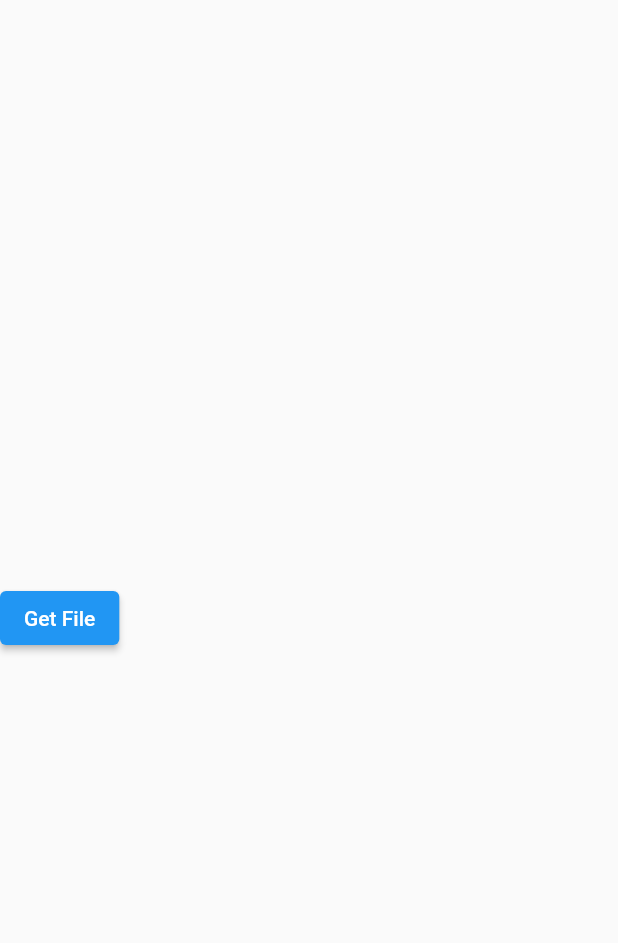
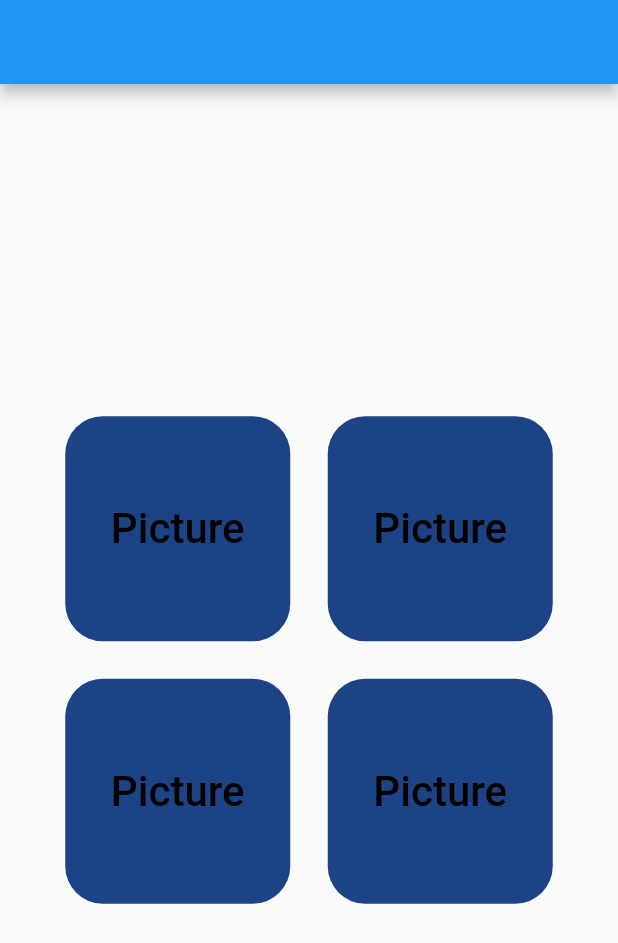
Before and after one commit to mes71/file_picker_example, a Flutter app: the screen it shows after launch, on a phone screen of 412 x 824 dp. Shown: the top 943 px of the screen. Run offline on Flutter 3.47's test engine with Material 2 defaults, Android fonts, the phone set to English and light mode, and no system bars; our stand-ins replace file_picker.

```diff
--- a/lib/main.dart
+++ b/lib/main.dart
@@ -1,4 +1,4 @@
-import 'package:file_picker_example/ui/home.dart';
+import 'package:file_picker_example/ui/home/homeScreen.dart';
 import 'package:flutter/material.dart';
 
 void main() {
--- a/lib/ui/home.dart
+++ b/lib/ui/home.dart
@@ -1,3 +1,4 @@
+/*
 import 'dart:developer';
 import 'dart:io';
 
@@ -60,3 +61,4 @@ class _HomeScreenState extends State<HomeScreen> {
     log(res.type.name);
   }
 }
+*/
--- /dev/null
+++ b/lib/ui/home/homeScreen.dart
@@ -0,0 +1,109 @@
+import 'dart:math';
+
+import 'package:file_picker/file_picker.dart';
+import 'package:file_picker_example/ui/widget/image_viewer.dart';
+import 'package:flutter/material.dart';
+
+class HomeScreen extends StatefulWidget {
+  const HomeScreen({Key? key}) : super(key: key);
+
+  @override
+  State<HomeScreen> createState() => _HomeScreenState();
+}
+
+class _HomeScreenState extends State<HomeScreen> {
+  @override
+  Widget build(BuildContext context) {
+    return Scaffold(
+        appBar: AppBar(),
+        body: Container(
+          alignment: Alignment.center,
+          child: Wrap(runSpacing: 25, spacing: 25, children: [
+            //this section for chose picture
+            Container(
+              width: 150,
+              height: 150,
+              decoration: BoxDecoration(
+                  color: Color((Random().nextDouble() * 0xFFFFFF).toInt())
+                      .withOpacity(1.0),
+                  borderRadius: BorderRadius.circular(25)),
+              child: Center(
+                child: TextButton(
+                    onPressed: () async {
+                      FilePickerResult? result = await FilePicker.platform
+                          .pickFiles(
+                              allowMultiple: true,
+                              allowCompression: true,
+                              allowedExtensions: ['jpg', 'jpeg', 'png'],
+                              type: FileType.custom);
+
+                      if (result != null) {
+                        var res = await Navigator.push(
+                            context,
+                            PageRouteBuilder(
+                              pageBuilder:
+                                  (context, animation, secondaryAnimation) =>
+                                      ImageViewer(imagesPath: result.files),
+                            ));
+
+                        debugPrint(res);
+                      }
+                    },
+                    child: Text(
+                      'Picture',
+                      style: TextStyle(fontSize: 28, color: Colors.black),
+                    )),
+              ),
+            ),
+            Container(
+              width: 150,
+              height: 150,
+              decoration: BoxDecoration(
+                  color: Color((Random().nextDouble() * 0xFFFFFF).toInt())
+                      .withOpacity(1.0),
+                  borderRadius: BorderRadius.circular(25)),
+              child: Center(
+                child: TextButton(
+                    onPressed: () {},
+                    child: Text(
+                      'Picture',
+                      style: TextStyle(fontSize: 28, color: Colors.black),
+                    )),
+              ),
+            ),
+            Container(
+              width: 150,
+              height: 150,
+              decoration: BoxDecoration(
+                  color: Color((Random().nextDouble() * 0xFFFFFF).toInt())
+                      .withOpacity(1.0),
+                  borderRadius: BorderRadius.circular(25)),
+              child: Center(
+                child: TextButton(
+                    onPressed: () {},
+                    child: Text(
+                      'Picture',
+                      style: TextStyle(fontSize: 28, color: Colors.black),
+                    )),
+              ),
+            ),
+            Container(
+              width: 150,
+              height: 150,
+              decoration: BoxDecoration(
+                  color: Color((Random().nextDouble() * 0xFFFFFF).toInt())
+                      .withOpacity(1.0),
+                  borderRadius: BorderRadius.circular(25)),
+              child: Center(
+                child: TextButton(
+                    onPressed: () {},
+                    child: Text(
+                      'Picture',
+                      style: TextStyle(fontSize: 28, color: Colors.black),
+                    )),
+              ),
+            ),
+          ]),
+        ));
+  }
+}
```
Also changed, not shown: lib/ui/image_viewer.dart (deleted, +0 -34 lines), lib/ui/n_home.dart (deleted, +0 -19 lines), lib/ui/selection_button.dart (deleted, +0 -40 lines), lib/ui/selection_screen.dart (deleted, +0 -41 lines), lib/ui/widget/image_viewer.dart (added, +64 -0 lines).
